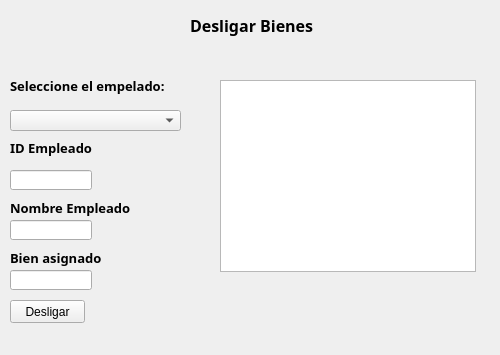
This is src/052_desligar_bienes.ui in rvqzs/tresPatitos as Qt 5 draws it before an edit. The edited form follows.
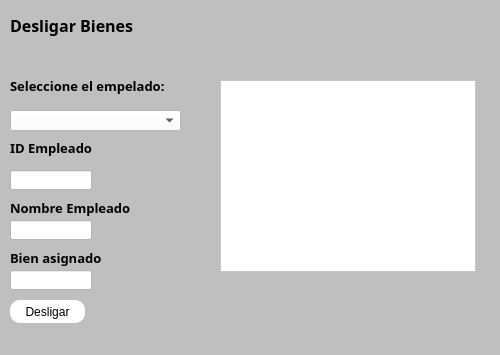
This is the edited form. Icons and pictures are not drawn.

Patch:
```diff
--- a/src/052_desligar_bienes.ui
+++ b/src/052_desligar_bienes.ui
@@ -13,6 +13,13 @@
   <property name="windowTitle">
    <string>Desligar Bienes</string>
   </property>
+  <property name="windowIcon">
+   <iconset>
+    <normaloff>../res/iconDesligar.png</normaloff>../res/iconDesligar.png</iconset>
+  </property>
+  <property name="styleSheet">
+   <string notr="true">background-color: rgb(191, 191, 191);</string>
+  </property>
   <widget class="QComboBox" name="cbxEmpleados">
    <property name="geometry">
     <rect>
@@ -22,6 +29,9 @@
      <height>21</height>
     </rect>
    </property>
+   <property name="styleSheet">
+    <string notr="true">background-color: rgb(255, 255, 255);</string>
+   </property>
    <property name="editable">
     <bool>false</bool>
    </property>
@@ -44,6 +54,20 @@
      <height>23</height>
     </rect>
    </property>
+   <property name="styleSheet">
+    <string notr="true">QPushButton{
+background-color:rgb(255, 255, 255);
+border:none;
+border-radius:10px;
+font: 63 10pt &quot;Segoe UI Semibold&quot;;
+}
+
+QPushButton:hover{
+
+border:2px solid #55C1FA;
+border-radius:10px;
+}</string>
+   </property>
    <property name="text">
     <string>Desligar</string>
    </property>
@@ -57,6 +81,9 @@
      <height>20</height>
     </rect>
    </property>
+   <property name="styleSheet">
+    <string notr="true">background-color: rgb(255, 255, 255);</string>
+   </property>
   </widget>
   <widget class="QTableWidget" name="tblDesligar">
    <property name="geometry">
@@ -67,6 +94,9 @@
      <height>192</height>
     </rect>
    </property>
+   <property name="styleSheet">
+    <string notr="true">background-color: rgb(255, 255, 255);</string>
+   </property>
    <property name="editTriggers">
     <set>QAbstractItemView::NoEditTriggers</set>
    </property>
@@ -98,7 +128,7 @@
   <widget class="QLabel" name="label">
    <property name="geometry">
     <rect>
-     <x>190</x>
+     <x>10</x>
      <y>10</y>
      <width>161</width>
      <height>31</height>
@@ -146,6 +176,9 @@
      <height>20</height>
     </rect>
    </property>
+   <property name="styleSheet">
+    <string notr="true">background-color: rgb(255, 255, 255);</string>
+   </property>
   </widget>
   <widget class="QLabel" name="label_2">
    <property name="geometry">
@@ -177,6 +210,9 @@
      <height>20</height>
     </rect>
    </property>
+   <property name="styleSheet">
+    <string notr="true">background-color: rgb(255, 255, 255);</string>
+   </property>
   </widget>
   <widget class="QLabel" name="lblID">
    <property name="geometry">
```
